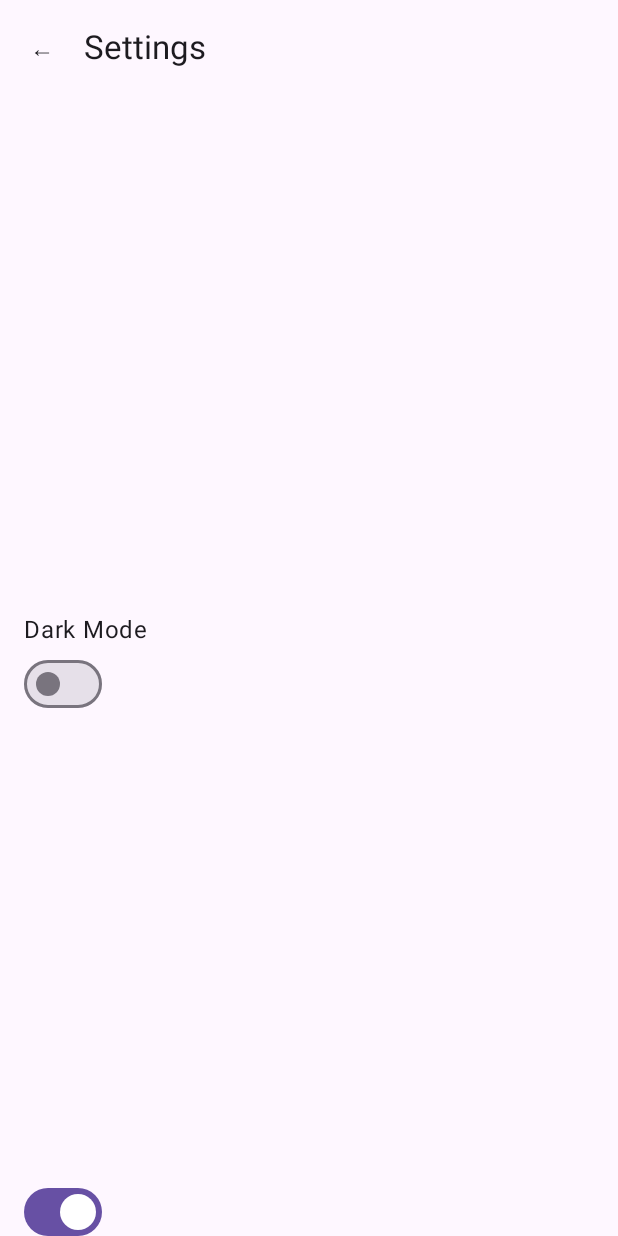
After one commit to tharun-extinct/pdf-reader, an Android app built with Jetpack Compose: the SettingsScreen screen opened through its navigation route, on a phone screen of 412 x 824 dp. The commit adds this screen. Run offline under Robolectric (Android 15) with nearby library versions, the light colour scheme and no system bars; libraries missing offline, so code that uses them is left out: com.shockwave.pdfium, com.tom_roush.pdfbox; 1 statement that could not run was skipped.

Commit message:
Implement navigation, BookshelfScreen, SettingsScreen, add navigation dependency

```diff
--- a/app/build.gradle.kts
+++ b/app/build.gradle.kts
@@ -71,4 +71,6 @@ dependencies {
 
     // Coroutines for concurrency
     implementation("org.jetbrains.kotlinx:kotlinx-coroutines-android:1.7.3")
+    // Navigation component for Jetpack Compose (required for multi-screen architecture)
+    implementation("androidx.navigation:navigation-compose:2.7.7")
 }
--- a/app/src/main/java/com/pdfreader/app/MainActivity.kt
+++ b/app/src/main/java/com/pdfreader/app/MainActivity.kt
@@ -12,11 +12,17 @@ import androidx.compose.material3.Surface
 import androidx.compose.ui.Modifier
 import androidx.lifecycle.ViewModel
 import androidx.lifecycle.ViewModelProvider
+import androidx.navigation.NavHostController
+import androidx.navigation.compose.NavHost
+import androidx.navigation.compose.composable
+import androidx.navigation.compose.rememberNavController
 import com.pdfreader.app.data.pdfium.PdfiumEngine
 import com.pdfreader.app.data.sync.SafPdfSyncManager
 import com.pdfreader.app.presentation.mvi.PdfReaderIntent
 import com.pdfreader.app.presentation.mvi.PdfReaderViewModel
 import com.pdfreader.app.presentation.ui.PdfReaderScreen
+import com.pdfreader.app.presentation.ui.BookshelfScreen
+import com.pdfreader.app.presentation.ui.SettingsScreen
 
 class MainActivity : ComponentActivity() {
 
@@ -61,13 +67,32 @@ class MainActivity : ComponentActivity() {
                     modifier = Modifier.fillMaxSize(),
                     color = MaterialTheme.colorScheme.background
                 ) {
-                    PdfReaderScreen(
-                        viewModel = viewModel,
-                        onOpenFilePicker = {
-                            // "application/pdf" filters strictly for PDFs
-                            openDocumentLauncher.launch(arrayOf("application/pdf"))
+                    val navController = rememberNavController()
+                    NavHost(navController = navController, startDestination = "bookshelf") {
+                        composable("bookshelf") {
+                            BookshelfScreen(
+                                viewModel = viewModel,
+                                navController = navController,
+                                onOpenFilePicker = {
+                                    openDocumentLauncher.launch(arrayOf("application/pdf"))
+                                }
+                            )
                         }
-                    )
+                        composable("reader") {
+                            PdfReaderScreen(
+                                viewModel = viewModel,
+                                onOpenFilePicker = {
+                                    openDocumentLauncher.launch(arrayOf("application/pdf"))
+                                }
+                            )
+                        }
+                        composable("settings") {
+                            SettingsScreen(
+                                viewModel = viewModel,
+                                navController = navController
+                            )
+                        }
+                    }
                 }
             }
         }
--- /dev/null
+++ b/app/src/main/java/com/pdfreader/app/presentation/ui/BookshelfScreen.kt
@@ -0,0 +1,79 @@
+package com.pdfreader.app.presentation.ui
+
+import androidx.compose.foundation.clickable
+import androidx.compose.foundation.layout.Arrangement
+import androidx.compose.foundation.layout.Column
+import androidx.compose.foundation.layout.Row
+import androidx.compose.foundation.layout.fillMaxSize
+import androidx.compose.foundation.layout.padding
+import androidx.compose.foundation.lazy.LazyColumn
+import androidx.compose.foundation.lazy.items
+import androidx.compose.material3.Button
+import androidx.compose.material3.IconButton
+import androidx.compose.material3.MaterialTheme
+import androidx.compose.material3.Scaffold
+import androidx.compose.material3.Text
+import androidx.compose.material3.TopAppBar
+import androidx.compose.runtime.Composable
+import androidx.compose.ui.Modifier
+import androidx.compose.ui.unit.dp
+import androidx.navigation.NavController
+import androidx.navigation.compose.rememberNavController
+import com.pdfreader.app.presentation.mvi.PdfReaderIntent
+import com.pdfreader.app.presentation.mvi.PdfReaderViewModel
+
+/**
+ * Simple placeholder for a bookshelf view. In a full implementation this would query a Room
+ * database for stored books and display thumbnails. For now we provide a static list with a
+ * button to open a PDF via the existing file picker.
+ */
+@Composable
+fun BookshelfScreen(
+    viewModel: PdfReaderViewModel,
+    navController: NavController,
+    onOpenFilePicker: () -> Unit
+) {
+    Scaffold(
+        topBar = {
+            TopAppBar(
+                title = { Text("Bookshelf") },
+                actions = {
+                    IconButton(onClick = { navController.navigate("settings") }) {
+                        Text("⚙")
+                    }
+                    IconButton(onClick = { navController.navigate("reader") }) {
+                        Text("📖")
+                    }
+                }
+            )
+        }
+    ) { paddingValues ->
+        Column(
+            modifier = Modifier
+                .fillMaxSize()
+                .padding(paddingValues)
+                .padding(16.dp),
+            verticalArrangement = Arrangement.spacedBy(12.dp)
+        ) {
+            // Placeholder static list of "books"
+            LazyColumn(
+                verticalArrangement = Arrangement.spacedBy(8.dp)
+            ) {
+                items(listOf("Sample PDF 1", "Sample PDF 2", "Sample PDF 3")) { title ->
+                    Row(
+                        modifier = Modifier
+                            .fillMaxSize()
+                            .clickable { /* In a real app, open the selected PDF */ }
+                            .padding(8.dp),
+                        horizontalArrangement = Arrangement.SpaceBetween
+                    ) {
+                        Text(text = title, style = MaterialTheme.typography.bodyLarge)
+                        Button(onClick = onOpenFilePicker) {
+                            Text("Open")
+                        }
+                    }
+                }
+            }
+        }
+    }
+}
--- a/app/src/main/java/com/pdfreader/app/presentation/ui/PdfReaderScreen.kt
+++ b/app/src/main/java/com/pdfreader/app/presentation/ui/PdfReaderScreen.kt
@@ -1,10 +1,86 @@
 package com.pdfreader.app.presentation.ui
 
 import android.graphics.Bitmap
-import androidx.compose.foundation.Canvas
 import androidx.compose.animation.AnimatedVisibility
 import androidx.compose.animation.fadeIn
 import androidx.compose.animation.fadeOut
+import androidx.compose.foundation.Canvas
+import androidx.compose.foundation.ExperimentalFoundationApi
+import androidx.compose.foundation.Image
+import androidx.compose.foundation.background
+import androidx.compose.foundation.border
+import androidx.compose.foundation.clickable
+import androidx.compose.foundation.gestures.detectDragGestures
+import androidx.compose.foundation.gestures.detectTapGestures
+import androidx.compose.foundation.layout.Arrangement
+import androidx.compose.foundation.layout.Box
+import androidx.compose.foundation.layout.BoxWithConstraints
+import androidx.compose.foundation.layout.BoxScope
+import androidx.compose.foundation.layout.Column
+import androidx.compose.foundation.layout.Row
+import androidx.compose.foundation.layout.fillMaxSize
+import androidx.compose.foundation.layout.fillMaxWidth
+import androidx.compose.foundation.layout.height
+import androidx.compose.foundation.layout.offset
+import androidx.compose.foundation.layout.padding
+import androidx.compose.foundation.layout.size
+import androidx.compose.foundation.layout.width
+import androidx.compose.foundation.layout.wrapContentHeight
+import androidx.compose.foundation.layout.wrapContentWidth
+import androidx.compose.foundation.pager.HorizontalPager
+import androidx.compose.foundation.pager.rememberPagerState
+import androidx.compose.foundation.shape.CircleShape
+import androidx.compose.foundation.shape.RoundedCornerShape
+import androidx.compose.foundation.text.selection.SelectionContainer
+import androidx.compose.material3.Button
+import androidx.compose.material3.CircularProgressIndicator
+import androidx.compose.material3.ExperimentalMaterial3Api
+import androidx.compose.material3.IconButton
+import androidx.compose.material3.MaterialTheme
+import androidx.compose.material3.OutlinedTextField
+import androidx.compose.material3.Scaffold
+import androidx.compose.material3.Surface
+import androidx.compose.material3.Text
+import androidx.compose.material3.TextButton
+import androidx.compose.material3.TopAppBar
+import androidx.compose.runtime.Composable
+import androidx.compose.runtime.LaunchedEffect
+import androidx.compose.runtime.collectAsState
+import androidx.compose.runtime.getValue
+import androidx.compose.runtime.mutableStateListOf
+import androidx.compose.runtime.mutableStateOf
+import androidx.compose.runtime.remember
+import androidx.compose.runtime.setValue
+import androidx.compose.ui.Alignment
+import androidx.compose.ui.Modifier
+import androidx.compose.ui.geometry.Offset
+import androidx.compose.ui.geometry.Rect
+import androidx.compose.ui.graphics.Color
+import androidx.compose.ui.graphics.Path
+import androidx.compose.ui.graphics.asImageBitmap
+import androidx.compose.ui.graphics.drawscope.Stroke
+import androidx.compose.ui.input.pointer.pointerInput
+import androidx.compose.ui.layout.ContentScale
+import androidx.compose.ui.layout.onGloballyPositioned
+import androidx.compose.ui.platform.LocalDensity
+import androidx.compose.ui.semantics.contentDescription
+import androidx.compose.ui.semantics.semantics
+import androidx.compose.ui.text.style.TextAlign
+import androidx.compose.ui.unit.IntOffset
+import androidx.compose.ui.unit.IntSize
+import androidx.compose.ui.unit.dp
+import androidx.compose.ui.unit.sp
+import com.pdfreader.app.presentation.mvi.AnnotationTool
+import com.pdfreader.app.presentation.mvi.FreehandStroke
+import com.pdfreader.app.presentation.mvi.PdfTextBox
+import com.pdfreader.app.presentation.mvi.PdfReaderIntent
+import com.pdfreader.app.presentation.mvi.PdfReaderState
+import com.pdfreader.app.presentation.mvi.PdfReaderViewModel
+import com.pdfreader.app.presentation.mvi.TextAnnotation
+import com.pdfreader.app.presentation.mvi.TextHighlight
+import com.pdfreader.app.presentation.mvi.formatHexColor
+import com.pdfreader.app.presentation.mvi.parseHexColor
+import kotlin.math.roundToInt
 import androidx.compose.foundation.ExperimentalFoundationApi
 import androidx.compose.foundation.Image
 import androidx.compose.foundation.background
@@ -106,7 +182,7 @@ fun PdfReaderScreen(
         },
         bottomBar = {
             if (state.isPdfLoaded) {
-                AnnotationToolbar(
+                ResponsiveAnnotationToolbar(
                     state = state,
                     onIntent = viewModel::processIntent
                 )
@@ -249,6 +325,28 @@ private fun AnnotationToolbar(
                     )
                 }
             }
+        }
+    }
+}
+
+/**
+ * Responsive wrapper for [AnnotationToolbar] that adapts layout based on screen width.
+ * Currently forwards to the original toolbar for all sizes, but provides a breakpoint
+ * for future enhancements.
+ */
+@Composable
+fun ResponsiveAnnotationToolbar(
+    state: PdfReaderState,
+    onIntent: (PdfReaderIntent) -> Unit
+) {
+    BoxWithConstraints(
+        modifier = Modifier.fillMaxWidth()
+    ) {
+        if (maxWidth < 600.dp) {
+            AnnotationToolbar(state = state, onIntent = onIntent)
+        } else {
+            // Placeholder for a different layout on larger screens.
+            AnnotationToolbar(state = state, onIntent = onIntent)
         }
     }
 }
--- /dev/null
+++ b/app/src/main/java/com/pdfreader/app/presentation/ui/SettingsScreen.kt
@@ -0,0 +1,83 @@
+package com.pdfreader.app.presentation.ui
+
+import androidx.compose.foundation.layout.Arrangement
+import androidx.compose.foundation.layout.Column
+import androidx.compose.foundation.layout.PaddingValues
+import androidx.compose.foundation.layout.fillMaxSize
+import androidx.compose.foundation.layout.padding
+import androidx.compose.material3.IconButton
+import androidx.compose.material3.MaterialTheme
+import androidx.compose.material3.Scaffold
+import androidx.compose.material3.Switch
+import androidx.compose.material3.Text
+import androidx.compose.material3.TopAppBar
+import androidx.compose.runtime.Composable
+import androidx.compose.runtime.mutableStateOf
+import androidx.compose.runtime.remember
+import androidx.compose.ui.Modifier
+import androidx.compose.ui.unit.dp
+import androidx.navigation.NavController
+import com.pdfreader.app.presentation.mvi.PdfReaderViewModel
+
+/**
+ * A dedicated Settings screen (not a dialog) that can be navigated to from the Bookshelf.
+ * For now it contains a few placeholder toggles to demonstrate the layout. Real settings
+ * would be persisted via DataStore or SharedPreferences.
+ */
+@Composable
+fun SettingsScreen(
+    viewModel: PdfReaderViewModel,
+    navController: NavController
+) {
+    Scaffold(
+        topBar = {
+            TopAppBar(
+                title = { Text("Settings") },
+                navigationIcon = {
+                    IconButton(onClick = { navController.popBackStack() }) {
+                        Text("←")
+                    }
+                }
+            )
+        }
+    ) { paddingValues ->
+        Column(
+            modifier = Modifier
+                .fillMaxSize()
+                .padding(paddingValues)
+                .padding(16.dp),
+            verticalArrangement = Arrangement.spacedBy(24.dp)
+        ) {
+            // Example setting: Dark mode toggle (placeholder, does not actually change theme)
+            val darkModeEnabled = remember { mutableStateOf(false) }
+            SettingItem(
+                title = "Dark Mode",
+                checked = darkModeEnabled.value,
+                onCheckedChange = { darkModeEnabled.value = it }
+            )
+
+            // Example setting: Sync with Google Drive (placeholder)
+            val syncEnabled = remember { mutableStateOf(true) }
+            SettingItem(
+                title = "Sync with Google Drive",
+                checked = syncEnabled.value,
+                onCheckedChange = { syncEnabled.value = it }
+            )
+        }
+    }
+}
+
+@Composable
+private fun SettingItem(
+    title: String,
+    checked: Boolean,
+    onCheckedChange: (Boolean) -> Unit
+) {
+    Column(
+        modifier = Modifier.fillMaxSize(),
+        verticalArrangement = Arrangement.Center
+    ) {
+        Text(text = title, style = MaterialTheme.typography.bodyLarge)
+        Switch(checked = checked, onCheckedChange = onCheckedChange)
+    }
+}
```
